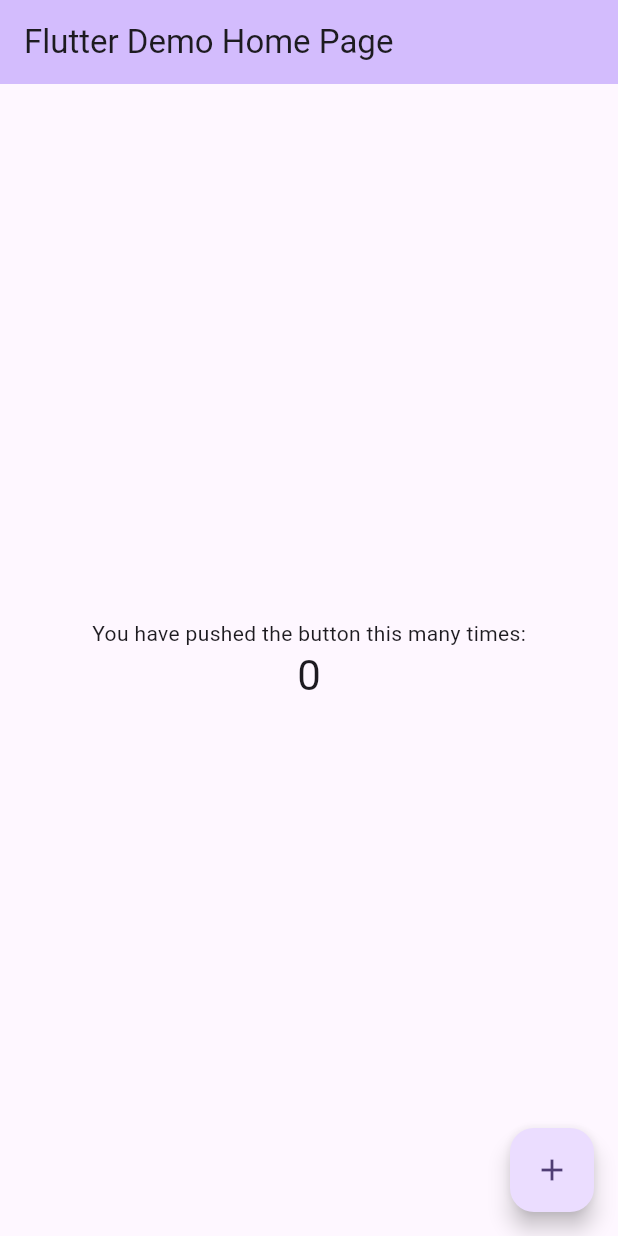
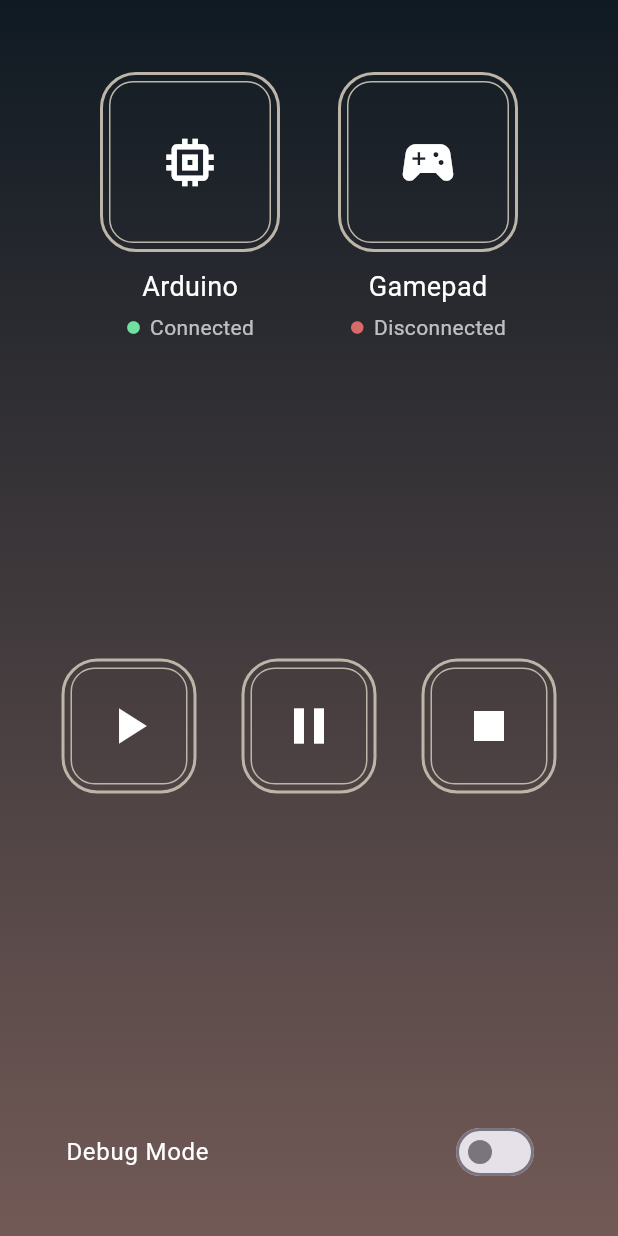
Before and after one commit to sonacbi/music_app, a Flutter app: the screen it shows after launch, on a phone screen of 412 x 824 dp. Run offline on Flutter 3.47's test engine with Material 3 defaults, Android fonts, the phone set to English and light mode, and no system bars.

Commit message:
ui : 1차 ui 시안

```diff
--- a/lib/main.dart
+++ b/lib/main.dart
@@ -1,122 +1,23 @@
 import 'package:flutter/material.dart';
+import 'screens/control_screen.dart';
 
 void main() {
-  runApp(const MyApp());
+  runApp(const ArduinoMusicApp());
 }
 
-class MyApp extends StatelessWidget {
-  const MyApp({super.key});
+class ArduinoMusicApp extends StatelessWidget {
+  const ArduinoMusicApp({super.key});
 
-  // This widget is the root of your application.
   @override
   Widget build(BuildContext context) {
     return MaterialApp(
-      title: 'Flutter Demo',
+      debugShowCheckedModeBanner: false,
+      title: 'Arduino Music Controller',
       theme: ThemeData(
-        // This is the theme of your application.
-        //
-        // TRY THIS: Try running your application with "flutter run". You'll see
-        // the application has a purple toolbar. Then, without quitting the app,
-        // try changing the seedColor in the colorScheme below to Colors.green
-        // and then invoke "hot reload" (save your changes or press the "hot
-        // reload" button in a Flutter-supported IDE, or press "r" if you used
-        // the command line to start the app).
-        //
-        // Notice that the counter didn't reset back to zero; the application
-        // state is not lost during the reload. To reset the state, use hot
-        // restart instead.
-        //
-        // This works for code too, not just values: Most code changes can be
-        // tested with just a hot reload.
-        colorScheme: ColorScheme.fromSeed(seedColor: Colors.deepPurple),
+        useMaterial3: true,
+        fontFamily: 'Roboto',
       ),
-      home: const MyHomePage(title: 'Flutter Demo Home Page'),
+      home: const ControlScreen(),
     );
   }
 }
-
-class MyHomePage extends StatefulWidget {
-  const MyHomePage({super.key, required this.title});
-
-  // This widget is the home page of your application. It is stateful, meaning
-  // that it has a State object (defined below) that contains fields that affect
-  // how it looks.
-
-  // This class is the configuration for the state. It holds the values (in this
-  // case the title) provided by the parent (in this case the App widget) and
-  // used by the build method of the State. Fields in a Widget subclass are
-  // always marked "final".
-
-  final String title;
-
-  @override
-  State<MyHomePage> createState() => _MyHomePageState();
-}
-
-class _MyHomePageState extends State<MyHomePage> {
-  int _counter = 0;
-
-  void _incrementCounter() {
-    setState(() {
-      // This call to setState tells the Flutter framework that something has
-      // changed in this State, which causes it to rerun the build method below
-      // so that the display can reflect the updated values. If we changed
-      // _counter without calling setState(), then the build method would not be
-      // called again, and so nothing would appear to happen.
-      _counter++;
-    });
-  }
-
-  @override
-  Widget build(BuildContext context) {
-    // This method is rerun every time setState is called, for instance as done
-    // by the _incrementCounter method above.
-    //
-    // The Flutter framework has been optimized to make rerunning build methods
-    // fast, so that you can just rebuild anything that needs updating rather
-    // than having to individually change instances of widgets.
-    return Scaffold(
-      appBar: AppBar(
-        // TRY THIS: Try changing the color here to a specific color (to
-        // Colors.amber, perhaps?) and trigger a hot reload to see the AppBar
-        // change color while the other colors stay the same.
-        backgroundColor: Theme.of(context).colorScheme.inversePrimary,
-        // Here we take the value from the MyHomePage object that was created by
-        // the App.build method, and use it to set our appbar title.
-        title: Text(widget.title),
-      ),
-      body: Center(
-        // Center is a layout widget. It takes a single child and positions it
-        // in the middle of the parent.
-        child: Column(
-          // Column is also a layout widget. It takes a list of children and
-          // arranges them vertically. By default, it sizes itself to fit its
-          // children horizontally, and tries to be as tall as its parent.
-          //
-          // Column has various properties to control how it sizes itself and
-          // how it positions its children. Here we use mainAxisAlignment to
-          // center the children vertically; the main axis here is the vertical
-          // axis because Columns are vertical (the cross axis would be
-          // horizontal).
-          //
-          // TRY THIS: Invoke "debug painting" (choose the "Toggle Debug Paint"
-          // action in the IDE, or press "p" in the console), to see the
-          // wireframe for each widget.
-          mainAxisAlignment: MainAxisAlignment.center,
-          children: <Widget>[
-            const Text('You have pushed the button this many times:'),
-            Text(
-              '$_counter',
-              style: Theme.of(context).textTheme.headlineMedium,
-            ),
-          ],
-        ),
-      ),
-      floatingActionButton: FloatingActionButton(
-        onPressed: _incrementCounter,
-        tooltip: 'Increment',
-        child: const Icon(Icons.add),
-      ), // This trailing comma makes auto-formatting nicer for build methods.
-    );
-  }
-}
--- /dev/null
+++ b/lib/screens/control_screen.dart
@@ -0,0 +1,109 @@
+import 'package:flutter/material.dart';
+
+import '../theme/app_colors.dart';
+import '../widgets/debug_panel.dart';
+import '../widgets/device_card.dart';
+import '../widgets/transport_panel.dart';
+
+class ControlScreen extends StatefulWidget {
+  const ControlScreen({super.key});
+
+  @override
+  State<ControlScreen> createState() => _ControlScreenState();
+}
+
+class _ControlScreenState extends State<ControlScreen> {
+  bool debugMode = false;
+
+  @override
+  Widget build(BuildContext context) {
+    return Scaffold(
+      body: Container(
+        decoration: const BoxDecoration(
+          gradient: LinearGradient(
+            begin: Alignment.topCenter,
+            end: Alignment.bottomCenter,
+            colors: [
+              AppColors.backgroundTop,
+              AppColors.backgroundBottom,
+            ],
+          ),
+        ),
+        child: SafeArea(
+          child: Padding(
+            padding: const EdgeInsets.all(28),
+            child: Column(
+              children: [
+                const SizedBox(height: 20),
+
+                Row(
+                  mainAxisAlignment:
+                      MainAxisAlignment.spaceEvenly,
+                  children: [
+                    DeviceCard(
+                      icon: Icons.memory,
+                      title: "Arduino",
+                      connected: true,
+                      onTap: () {},
+                    ),
+                    DeviceCard(
+                      icon: Icons.sports_esports,
+                      title: "Gamepad",
+                      connected: false,
+                      onTap: () {},
+                    ),
+                  ],
+                ),
+
+                const Spacer(),
+
+                const TransportPanel(),
+
+                const Spacer(),
+
+                SwitchListTile(
+                  title: const Text(
+                    "Debug Mode",
+                    style: TextStyle(color: Colors.white),
+                  ),
+                  value: debugMode,
+                  onChanged: (value) {
+                    setState(() {
+                      debugMode = value;
+                    });
+                  },
+                ),
+
+                if (debugMode)
+                  Expanded(
+                    flex: 2,
+                    child: Row(
+                      children: [
+                        DebugPanel(
+                          title: "Arduino TX",
+                          logs: const [
+                            "NOTE:C4",
+                            "NOTE:E4",
+                            "NOTE:G4",
+                          ],
+                        ),
+                        const SizedBox(width: 20),
+                        DebugPanel(
+                          title: "Gamepad RX",
+                          logs: const [
+                            "BTN_A",
+                            "BTN_B",
+                            "BTN_X",
+                          ],
+                        ),
+                      ],
+                    ),
+                  ),
+              ],
+            ),
+          ),
+        ),
+      ),
+    );
+  }
+}
--- /dev/null
+++ b/lib/theme/app_colors.dart
@@ -0,0 +1,15 @@
+import 'package:flutter/material.dart';
+
+class AppColors {
+  static const backgroundTop = Color(0xFF101A23);
+  static const backgroundBottom = Color(0xFF725A56);
+
+  static const border = Color(0xFFBDB6A8);
+
+  static const connected = Color(0xFF70E1A1);
+  static const disconnected = Color(0xFFD96A6A);
+
+  static const panel = Color(0x22000000);
+
+  static const text = Colors.white;
+}
--- /dev/null
+++ b/lib/widgets/debug_panel.dart
@@ -0,0 +1,60 @@
+import 'package:flutter/material.dart';
+import '../theme/app_colors.dart';
+
+class DebugPanel extends StatelessWidget {
+  final String title;
+  final List<String> logs;
+
+  const DebugPanel({
+    super.key,
+    required this.title,
+    required this.logs,
+  });
+
+  @override
+  Widget build(BuildContext context) {
+    return Expanded(
+      child: Container(
+        padding: const EdgeInsets.all(16),
+        decoration: BoxDecoration(
+          color: AppColors.panel,
+          border: Border.all(
+            color: AppColors.border,
+          ),
+          borderRadius: BorderRadius.circular(18),
+        ),
+        child: Column(
+          crossAxisAlignment: CrossAxisAlignment.start,
+          children: [
+            Text(
+              title,
+              style: const TextStyle(
+                color: Colors.white,
+                fontWeight: FontWeight.bold,
+              ),
+            ),
+            const Divider(color: Colors.white30),
+            Expanded(
+              child: ListView(
+                children: logs
+                    .map(
+                      (e) => Padding(
+                        padding:
+                            const EdgeInsets.symmetric(vertical: 4),
+                        child: Text(
+                          e,
+                          style: const TextStyle(
+                            color: Colors.white70,
+                          ),
+                        ),
+                      ),
+                    )
+                    .toList(),
+              ),
+            ),
+          ],
+        ),
+      ),
+    );
+  }
+}
--- /dev/null
+++ b/lib/widgets/device_card.dart
@@ -0,0 +1,62 @@
+import 'package:flutter/material.dart';
+import '../theme/app_colors.dart';
+import 'double_border_button.dart';
+
+class DeviceCard extends StatelessWidget {
+  final IconData icon;
+  final String title;
+  final bool connected;
+  final VoidCallback onTap;
+
+  const DeviceCard({
+    super.key,
+    required this.icon,
+    required this.title,
+    required this.connected,
+    required this.onTap,
+  });
+
+  @override
+  Widget build(BuildContext context) {
+    return Column(
+      children: [
+        DoubleBorderButton(
+          width: 120,
+          height: 120,
+          onTap: onTap,
+          child: Icon(
+            icon,
+            color: Colors.white,
+            size: 42,
+          ),
+        ),
+        const SizedBox(height: 10),
+        Text(
+          title,
+          style: const TextStyle(
+            color: Colors.white,
+            fontSize: 18,
+          ),
+        ),
+        const SizedBox(height: 4),
+        Row(
+          mainAxisSize: MainAxisSize.min,
+          children: [
+            Icon(
+              Icons.circle,
+              size: 10,
+              color: connected
+                  ? AppColors.connected
+                  : AppColors.disconnected,
+            ),
+            const SizedBox(width: 6),
+            Text(
+              connected ? "Connected" : "Disconnected",
+              style: const TextStyle(color: Colors.white70),
+            ),
+          ],
+        )
+      ],
+    );
+  }
+}
--- /dev/null
+++ b/lib/widgets/double_border_button.dart
@@ -0,0 +1,46 @@
+import 'package:flutter/material.dart';
+import '../theme/app_colors.dart';
+
+class DoubleBorderButton extends StatelessWidget {
+  final VoidCallback onTap;
+  final Widget child;
+  final double width;
+  final double height;
+
+  const DoubleBorderButton({
+    super.key,
+    required this.onTap,
+    required this.child,
+    this.width = 90,
+    this.height = 90,
+  });
+
+  @override
+  Widget build(BuildContext context) {
+    return GestureDetector(
+      onTap: onTap,
+      child: Container(
+        width: width,
+        height: height,
+        padding: const EdgeInsets.all(4),
+        decoration: BoxDecoration(
+          border: Border.all(
+            color: AppColors.border,
+            width: 2,
+          ),
+          borderRadius: BorderRadius.circular(24),
+        ),
+        child: Container(
+          decoration: BoxDecoration(
+            border: Border.all(
+              color: AppColors.border,
+              width: 1,
+            ),
+            borderRadius: BorderRadius.circular(16),
+          ),
+          child: Center(child: child),
+        ),
+      ),
+    );
+  }
+}
--- /dev/null
+++ b/lib/widgets/transport_panel.dart
@@ -0,0 +1,41 @@
+import 'package:flutter/material.dart';
+import 'double_border_button.dart';
+
+class TransportPanel extends StatelessWidget {
+  const TransportPanel({super.key});
+
+  @override
+  Widget build(BuildContext context) {
+    return Row(
+      mainAxisAlignment: MainAxisAlignment.center,
+      children: [
+        DoubleBorderButton(
+          onTap: () {},
+          child: const Icon(
+            Icons.play_arrow,
+            color: Colors.white,
+            size: 40,
+          ),
+        ),
+        const SizedBox(width: 30),
+        DoubleBorderButton(
+          onTap: () {},
+          child: const Icon(
+            Icons.pause,
+            color: Colors.white,
+            size: 40,
+          ),
+        ),
+        const SizedBox(width: 30),
+        DoubleBorderButton(
+          onTap: () {},
+          child: const Icon(
+            Icons.stop,
+            color: Colors.white,
+            size: 40,
+          ),
+        ),
+      ],
+    );
+  }
+}
```
